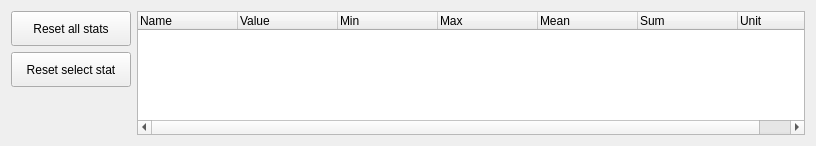
The window that src/genelab/core/ui/widgets/entities/statisticspropertiescontroller.ui (GeneCraft/GeneCraft-Project) describes before a commit, drawn with Qt 5.
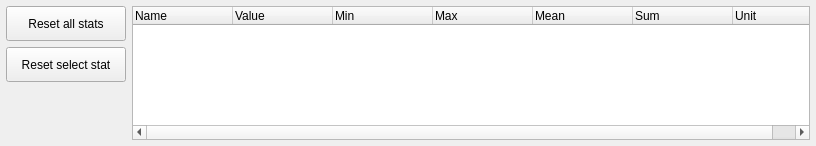
The same window after the commit.

The edit to the form file:
```diff
--- a/src/genelab/core/ui/widgets/entities/statisticspropertiescontroller.ui
+++ b/src/genelab/core/ui/widgets/entities/statisticspropertiescontroller.ui
@@ -14,14 +14,11 @@
    <string>Form</string>
   </property>
   <layout class="QGridLayout" name="gridLayout">
+   <property name="margin">
+    <number>6</number>
+   </property>
    <item row="0" column="1" rowspan="3" colspan="2">
     <widget class="QTreeWidget" name="twStats">
-     <property name="maximumSize">
-      <size>
-       <width>800</width>
-       <height>16777215</height>
-      </size>
-     </property>
      <column>
       <property name="text">
        <string>Name</string>
```
